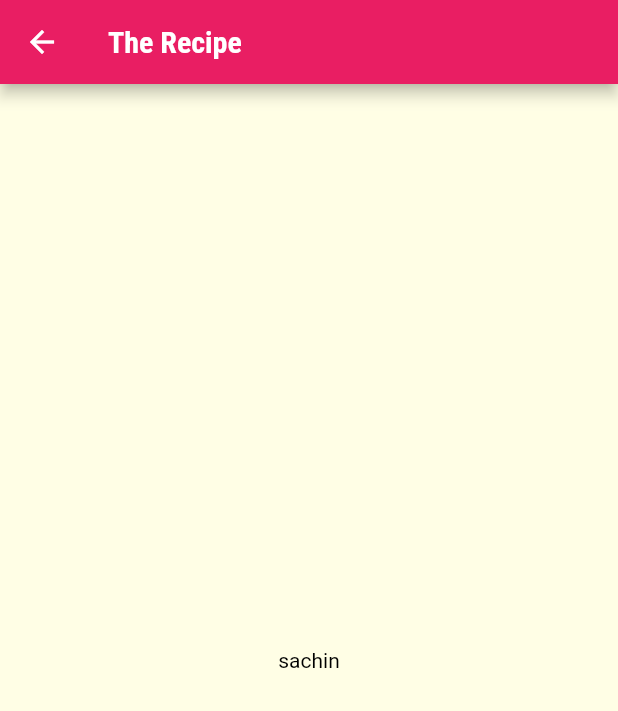
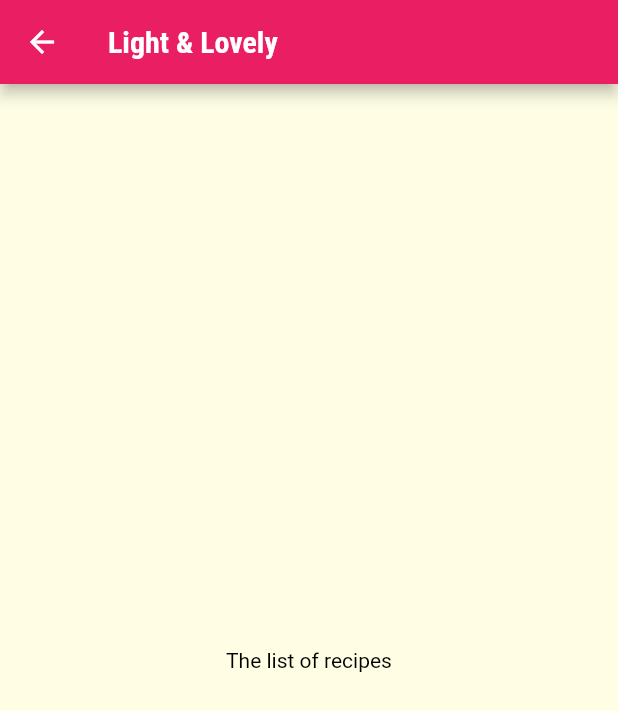
Before and after one commit to baralisachin10/Delimeals-app, a Flutter app: the screen it shows after launch, after a tap on "Light & Lovely", on a phone screen of 412 x 824 dp. Shown: the top 711 px of the screen. Run offline on Flutter 3.47's test engine with Material 2 defaults, Android fonts, the phone set to English and light mode, and no system bars; our stand-ins replace google_fonts.

```diff
--- a/lib/main.dart
+++ b/lib/main.dart
@@ -1,4 +1,5 @@
 import 'package:delimeals/screens/categories.dart';
+import 'package:delimeals/screens/categories_meals.dart';
 // import 'package:delimeals/screens/homepage.dart';
 import 'package:flutter/material.dart';
 import 'package:google_fonts/google_fonts.dart';
@@ -31,6 +32,10 @@ class MyApp extends StatelessWidget {
             ),
       ),
       home: const CategoriesScreen(),
+      // defining routes for the screen
+      routes: {
+        '/category_meals': (context) =>CategoriesMeals(),
+      },
     );
   }
 }
--- a/lib/screens/categories.dart
+++ b/lib/screens/categories.dart
@@ -18,7 +18,7 @@ class CategoriesScreen extends StatelessWidget {
           mainAxisSpacing: 20,
         ),
         children: DummyData.map((catData) =>
-            CategoryItem(title: catData.title, color: catData.color)).toList(),
+            CategoryItem(id: catData.id, title: catData.title, color: catData.color)).toList(),
       ),
     );
   }
--- a/lib/screens/categories_meals.dart
+++ b/lib/screens/categories_meals.dart
@@ -1,14 +1,27 @@
 import 'package:flutter/material.dart';
 
 class CategoriesMeals extends StatelessWidget {
-  const CategoriesMeals({super.key});
+  // final String? id;
+  // final String? mealTitle;
+  // const CategoriesMeals(this.id, this.mealTitle, {super.key});
 
   @override
   Widget build(BuildContext context) {
+
+    // passing arguements using pushName
+    final routeArgs =
+        ModalRoute.of(context)!.settings.arguments as Map<String, String?>;
+    final categoryTitle = routeArgs['title'];
+    final categoryId = routeArgs['id'];
+
     return Scaffold(
-      appBar: AppBar(title: const Text('The Recipe')),
+      appBar: AppBar(title: Text('$categoryTitle')),
       body: const Center(
-          child: Text('sachin', style: TextStyle(color: Colors.black),),),
+        child: Text(
+          'The list of recipes',
+          style: TextStyle(color: Colors.black),
+        ),
+      ),
     );
   }
 }
--- a/lib/widgets/category_item.dart
+++ b/lib/widgets/category_item.dart
@@ -1,19 +1,27 @@
-import 'package:delimeals/screens/categories_meals.dart';
+// import 'package:delimeals/screens/categories_meals.dart';
 import 'package:flutter/material.dart';
 
 class CategoryItem extends StatelessWidget {
-  final String title;
+  final String? id;
+  final String? title;
   final Color color;
-  const CategoryItem({super.key, required this.title, required this.color});
+  const CategoryItem(
+      {super.key, required this.id, required this.title, required this.color});
 
   void selectCategory(BuildContext ctx) {
-    Navigator.of(ctx).push(
-      MaterialPageRoute(
-        builder: (ctx) {
-          return const CategoriesMeals();
-        },
-      ),
-    );
+
+    // using pushNamed method to Navigate the screen
+    Navigator.of(ctx).pushNamed(
+        // MaterialPageRoute(
+        //   builder: (ctx) {
+        //     return CategoriesMeals(id!, title!);
+        //   },
+        // ),
+        '/category_meals', arguments: {
+          'id': id,
+          'title': title,
+        }
+        );
   }
 
   @override
@@ -32,7 +40,7 @@ class CategoryItem extends StatelessWidget {
           borderRadius: BorderRadius.circular(15),
         ),
         child: Text(
-          title,
+          '$title',
           style: Theme.of(context).textTheme.titleLarge,
         ),
       ),
```
